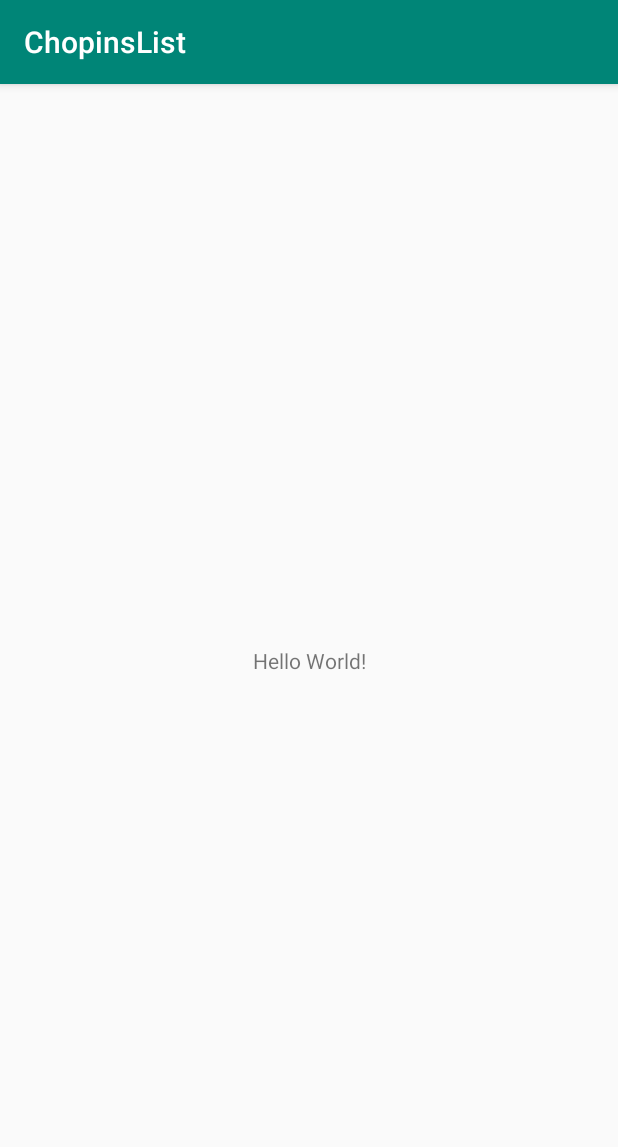
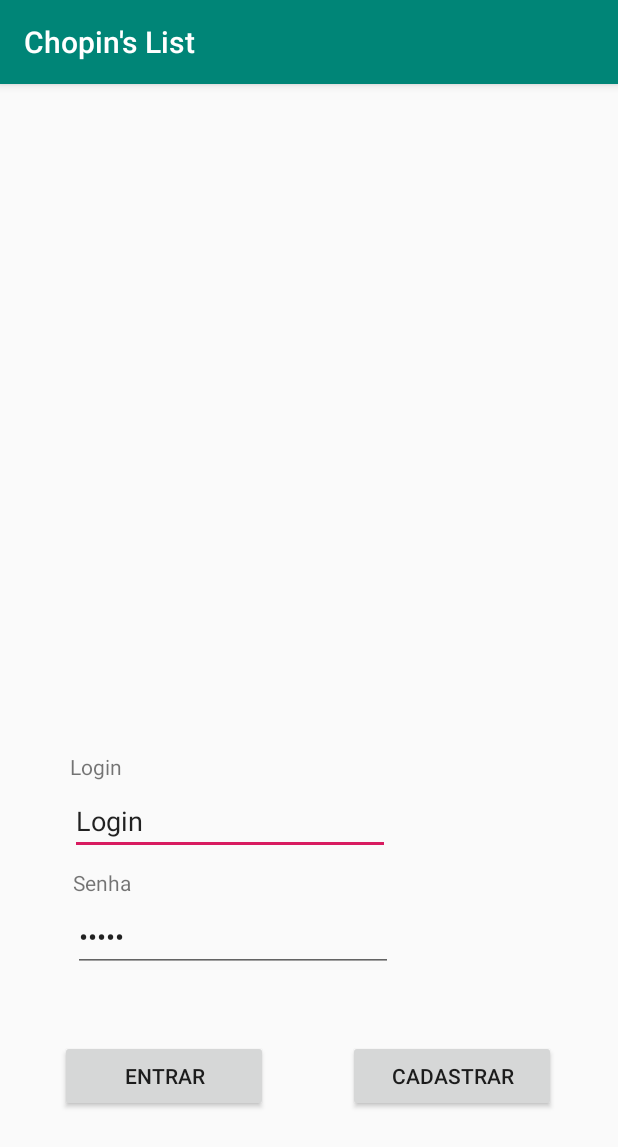
Before and after one commit to ThomDumont/Projeto-ChopinList, an Android app: the screen it shows after launch (LoginActivity), on a phone screen of 412 x 824 dp. Shown: the top 1147 px of the screen. Run offline under Robolectric (Android 15) with nearby library versions, the phone set to English and light mode, and no system bars.

Commit message:
Tela de login

```diff
--- a/appChopinsList/app/src/main/res/layout/activity_login.xml
+++ b/appChopinsList/app/src/main/res/layout/activity_login.xml
@@ -6,13 +6,86 @@
     android:layout_height="match_parent"
     tools:context=".LoginActivity">
 
-    <TextView
+    <EditText
+        android:id="@+id/camp_login"
         android:layout_width="wrap_content"
         android:layout_height="wrap_content"
-        android:text="Hello World!"
+        android:layout_marginEnd="8dp"
+        android:layout_marginRight="8dp"
+        android:layout_marginBottom="32dp"
+        android:ems="10"
+        android:inputType="textPersonName"
+        android:text="@string/txt_login"
+        app:layout_constraintBottom_toTopOf="@+id/camp_senha"
+        app:layout_constraintEnd_toEndOf="@+id/camp_senha"
+        app:layout_constraintHorizontal_bias="0.25"
+        app:layout_constraintStart_toStartOf="@+id/camp_senha" />
+
+    <EditText
+        android:id="@+id/camp_senha"
+        android:layout_width="wrap_content"
+        android:layout_height="46dp"
+        android:layout_marginStart="8dp"
+        android:layout_marginLeft="8dp"
+        android:layout_marginEnd="8dp"
+        android:layout_marginRight="8dp"
+        android:layout_marginBottom="176dp"
+        android:ems="10"
+        android:inputType="textPassword"
+        android:text="@string/txt_senha"
         app:layout_constraintBottom_toBottomOf="parent"
-        app:layout_constraintLeft_toLeftOf="parent"
-        app:layout_constraintRight_toRightOf="parent"
-        app:layout_constraintTop_toTopOf="parent" />
+        app:layout_constraintEnd_toEndOf="parent"
+        app:layout_constraintHorizontal_bias="0.222"
+        app:layout_constraintStart_toStartOf="parent" />
 
+    <Button
+        android:id="@+id/btn_logar"
+        android:layout_width="0dp"
+        android:layout_height="wrap_content"
+        android:layout_marginStart="40dp"
+        android:layout_marginLeft="40dp"
+        android:layout_marginTop="91dp"
+        android:layout_marginEnd="53dp"
+        android:layout_marginRight="53dp"
+        android:layout_marginBottom="83dp"
+        android:text="@string/btn_logar"
+        app:layout_constraintBottom_toBottomOf="parent"
+        app:layout_constraintEnd_toStartOf="@+id/btn_cadastrar"
+        app:layout_constraintStart_toStartOf="parent"
+        app:layout_constraintTop_toTopOf="@+id/camp_senha" />
+
+    <Button
+        android:id="@+id/btn_cadastrar"
+        android:layout_width="0dp"
+        android:layout_height="wrap_content"
+        android:layout_marginEnd="41dp"
+        android:layout_marginRight="41dp"
+        android:password="false"
+        android:phoneNumber="false"
+        android:text="@string/btn_cadas"
+        app:layout_constraintBaseline_toBaselineOf="@+id/btn_logar"
+        app:layout_constraintEnd_toEndOf="parent"
+        app:layout_constraintStart_toEndOf="@+id/btn_logar" />
+
+    <TextView
+        android:id="@+id/textView"
+        android:layout_width="wrap_content"
+        android:layout_height="wrap_content"
+        android:layout_marginBottom="4dp"
+        android:text="@string/txt_login"
+        app:layout_constraintBottom_toTopOf="@+id/camp_login"
+        app:layout_constraintEnd_toEndOf="@+id/camp_login"
+        app:layout_constraintHorizontal_bias="0.0"
+        app:layout_constraintStart_toStartOf="@+id/camp_login" />
+
+    <TextView
+        android:id="@+id/textView2"
+        android:layout_width="wrap_content"
+        android:layout_height="wrap_content"
+        android:layout_marginBottom="4dp"
+        android:text="@string/txt_senha"
+        app:layout_constraintBottom_toTopOf="@+id/camp_senha"
+        app:layout_constraintEnd_toEndOf="@+id/camp_senha"
+        app:layout_constraintHorizontal_bias="0.0"
+        app:layout_constraintStart_toStartOf="@+id/camp_senha" />
 </android.support.constraint.ConstraintLayout>
--- a/appChopinsList/app/src/main/res/values/strings.xml
+++ b/appChopinsList/app/src/main/res/values/strings.xml
@@ -1,3 +1,7 @@
 <resources>
-    <string name="app_name">ChopinsList</string>
+    <string name="app_name">Chopin's List</string>
+    <string name="txt_login">Login</string>
+    <string name="txt_senha">Senha</string>
+    <string name="btn_logar">Entrar</string>
+    <string name="btn_cadas">Cadastrar</string>
 </resources>
```
